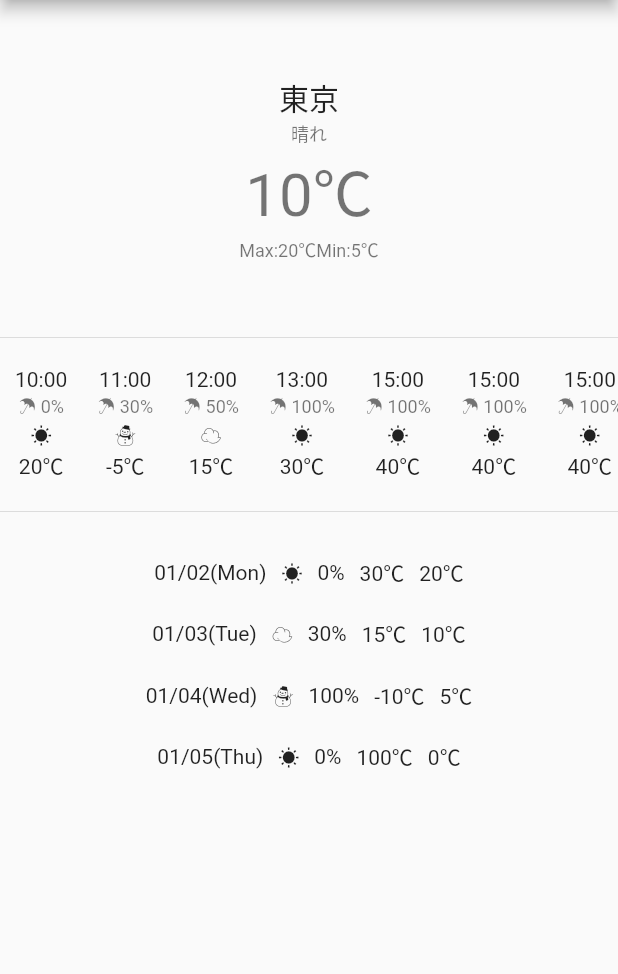
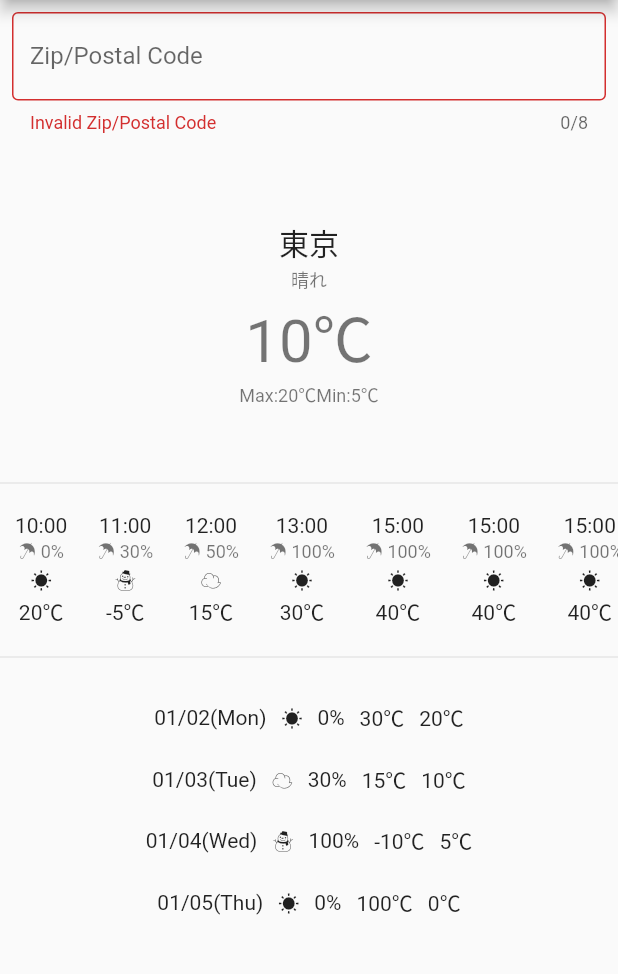
Before and after one commit to tanitanin/FlutterWeatherApp, a Flutter app: the screen it shows after launch, on a phone screen of 412 x 824 dp, the part 84-1058 px from its top. Run offline on Flutter 3.47's test engine with Material 2 defaults, Android fonts, the phone set to English and light mode, and no system bars.

Commit message:
Add input box of postal code

```diff
--- a/lib/views/home.dart
+++ b/lib/views/home.dart
@@ -1,4 +1,5 @@
 import 'package:flutter/material.dart';
+import 'package:flutter/services.dart';
 import 'package:weatherapp/models/weather.dart';
 import 'package:weatherapp/ui/component/weather_daily.dart';
 import 'package:weatherapp/ui/component/weather_hourly.dart';
@@ -147,6 +148,8 @@ class _MyHomePageState extends State<MyHomePage> {
       temperatureMin: 0,
     ),
   ];
+  final TextEditingController controller = TextEditingController();
+  bool textIsValid = false;
 
   @override
   Widget build(BuildContext context) {
@@ -161,6 +164,31 @@ class _MyHomePageState extends State<MyHomePage> {
               // todo show current weather from API
               // todo show hourly weather forecast from API
               // todo show daily weather forecast from API
+              SafeArea(
+                child: Padding(
+                  padding: const EdgeInsets.all(8.0),
+                  child: TextField(
+                    controller: controller,
+                    keyboardType: TextInputType.number,
+                    maxLength: 8,
+                    decoration: InputDecoration(
+                      labelText: 'Zip/Postal Code',
+                      hintText: 'Input Zip/Postal Code',
+                      errorText: (textIsValid ? null : 'Invalid Zip/Postal Code'),
+                      border: const OutlineInputBorder(),
+                    ),
+                    onChanged: (value) {
+                      bool isValid = RegExp(
+                          r"^[0-9]{3}[\-]{0,1}[0-9]{4}$",
+                          caseSensitive: false).hasMatch(value);
+                      setState(() { textIsValid = isValid; });
+                    },
+                    onSubmitted: (value) {
+                      print(value);
+                    },
+                  ),
+                ),
+              ),
               SafeArea(
                 child: Padding(
                   padding: const EdgeInsets.symmetric(vertical: 50.0),
```
